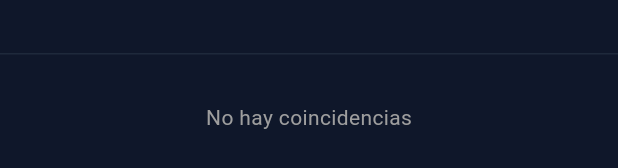
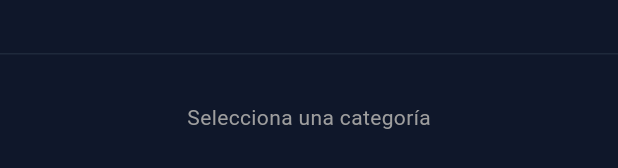
Before and after one commit to gorditasmh2020rigoberto/restaurant, a Flutter app: the MenuBrowser widget shown alone on an empty page, opened directly with empty values, on a phone screen of 412 x 824 dp. Shown: the part 508-676 px from the top of the screen. Run offline on Flutter 3.47's test engine with Material 3 defaults, Android fonts, the phone set to English and light mode, and no system bars; our stand-ins replace audioplayers, image_picker, pdf, printing, qr_flutter, shared_preferences and 1 more; missing offline and left inert: dart:html, dart:js, dart:js_interop, dart:ui_web; accounts and stored records are empty; key blocks and very long unbroken strings in the code were emptied for the run.

Commit message:
feat: menú de comandas inicia solo con la cuadrícula de categorías
Las tarjetas de platillo ya no se muestran al entrar a la mesa; aparecen
solo al tocar una categoría o al buscar. El estado inicial muestra
"Selecciona una categoría".

Co-Authored-By: Claude Opus 4.7 <noreply@anthropic.com>

```diff
--- a/lib/widgets/menu_browser.dart
+++ b/lib/widgets/menu_browser.dart
@@ -76,6 +76,9 @@ class _MenuBrowserState extends State<MenuBrowser> {
   }
 
   List<Dish> get _filteredDishes {
+    // Sin categoría seleccionada y sin búsqueda: no mostrar tarjetas,
+    // solo la cuadrícula de categorías.
+    if (_selectedCategory == 'Todos' && _searchQuery.isEmpty) return [];
     const gordtasPermitidas = {
       'gordita de maíz',
       'gordita de maiz',
@@ -482,13 +485,18 @@ class _MenuBrowserState extends State<MenuBrowser> {
       {bool isTablet = false}) {
     final isMobile = isPhone;
     if (items.isEmpty) {
+      final initial = _selectedCategory == 'Todos' && _searchQuery.isEmpty;
       return [
-        const SliverToBoxAdapter(
+        SliverToBoxAdapter(
           child: Padding(
-            padding: EdgeInsets.all(32.0),
+            padding: const EdgeInsets.all(32.0),
             child: Center(
-              child: Text('No hay coincidencias',
-                  style: TextStyle(color: Colors.grey)),
+              child: Text(
+                initial
+                    ? 'Selecciona una categoría'
+                    : 'No hay coincidencias',
+                style: const TextStyle(color: Colors.grey),
+              ),
             ),
           ),
         ),
```
